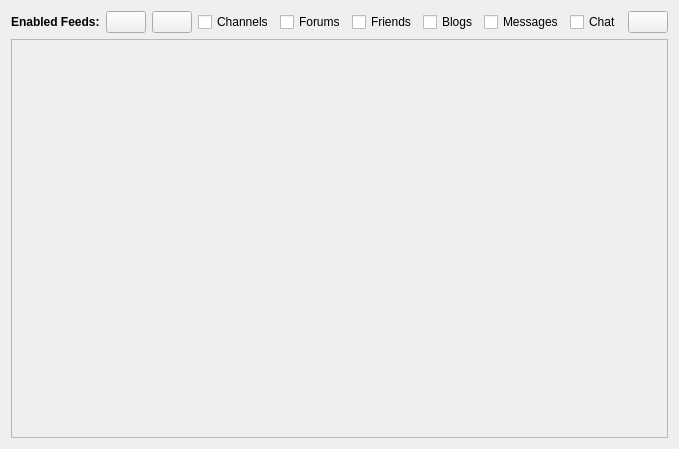
First picture: the form in retroshare-gui/src/gui/NewsFeed.ui, repository RetroShare/RetroShare, before the edit.
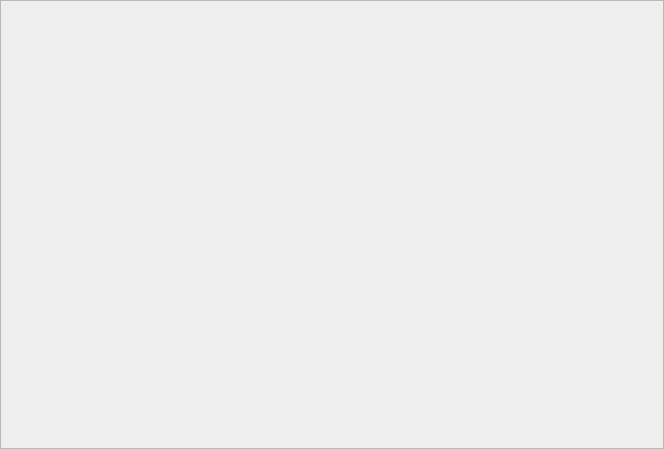
Second picture: the form after the edit. Icons and pictures are not drawn.

What changed in the file:
```diff
--- a/retroshare-gui/src/gui/NewsFeed.ui
+++ b/retroshare-gui/src/gui/NewsFeed.ui
@@ -12,124 +12,20 @@
   <property name="windowTitle" >
    <string>Form</string>
   </property>
-  <layout class="QVBoxLayout" >
-   <item>
-    <layout class="QHBoxLayout" >
-     <item>
-      <widget class="QLabel" name="label" >
-       <property name="font" >
-        <font>
-         <weight>75</weight>
-         <bold>true</bold>
-        </font>
-       </property>
-       <property name="text" >
-        <string>Enabled Feeds:</string>
-       </property>
-      </widget>
-     </item>
-     <item>
-      <widget class="QPushButton" name="noneButton" >
-       <property name="sizePolicy" >
-        <sizepolicy vsizetype="Fixed" hsizetype="Fixed" >
-         <horstretch>0</horstretch>
-         <verstretch>0</verstretch>
-        </sizepolicy>
-       </property>
-       <property name="toolTip" >
-        <string>No Feeds</string>
-       </property>
-       <property name="text" >
-        <string/>
-       </property>
-       <property name="icon" >
-        <iconset resource="images.qrc" >:/images/deleteall.png</iconset>
-       </property>
-      </widget>
-     </item>
-     <item>
-      <widget class="QPushButton" name="allButton" >
-       <property name="sizePolicy" >
-        <sizepolicy vsizetype="Fixed" hsizetype="Fixed" >
-         <horstretch>0</horstretch>
-         <verstretch>0</verstretch>
-        </sizepolicy>
-       </property>
-       <property name="toolTip" >
-        <string>All Feeds</string>
-       </property>
-       <property name="text" >
-        <string/>
-       </property>
-       <property name="icon" >
-        <iconset resource="images.qrc" >:/images/startall.png</iconset>
-       </property>
-      </widget>
-     </item>
-     <item>
-      <widget class="QCheckBox" name="chanCheckBox" >
-       <property name="text" >
-        <string>Channels</string>
-       </property>
-      </widget>
-     </item>
-     <item>
-      <widget class="QCheckBox" name="forumCheckBox" >
-       <property name="text" >
-        <string>Forums</string>
-       </property>
-      </widget>
-     </item>
-     <item>
-      <widget class="QCheckBox" name="friendCheckBox" >
-       <property name="text" >
-        <string>Friends</string>
-       </property>
-      </widget>
-     </item>
-     <item>
-      <widget class="QCheckBox" name="blogCheckBox" >
-       <property name="text" >
-        <string>Blogs</string>
-       </property>
-      </widget>
-     </item>
-     <item>
-      <widget class="QCheckBox" name="msgCheckBox" >
-       <property name="text" >
-        <string>Messages</string>
-       </property>
-      </widget>
-     </item>
-     <item>
-      <widget class="QCheckBox" name="chatCheckBox" >
-       <property name="text" >
-        <string>Chat</string>
-       </property>
-      </widget>
-     </item>
-     <item>
-      <widget class="QPushButton" name="clearButton" >
-       <property name="sizePolicy" >
-        <sizepolicy vsizetype="Fixed" hsizetype="Fixed" >
-         <horstretch>0</horstretch>
-         <verstretch>0</verstretch>
-        </sizepolicy>
-       </property>
-       <property name="toolTip" >
-        <string>Clear Feed</string>
-       </property>
-       <property name="text" >
-        <string/>
-       </property>
-       <property name="icon" >
-        <iconset resource="images.qrc" >:/images/deletemail24.png</iconset>
-       </property>
-      </widget>
-     </item>
-    </layout>
-   </item>
-   <item>
+  <layout class="QGridLayout" >
+   <property name="leftMargin" >
+    <number>0</number>
+   </property>
+   <property name="topMargin" >
+    <number>0</number>
+   </property>
+   <property name="rightMargin" >
+    <number>0</number>
+   </property>
+   <property name="bottomMargin" >
+    <number>0</number>
+   </property>
+   <item row="0" column="0" >
     <widget class="QFrame" name="frame" >
      <property name="frameShape" >
       <enum>QFrame::StyledPanel</enum>
```
